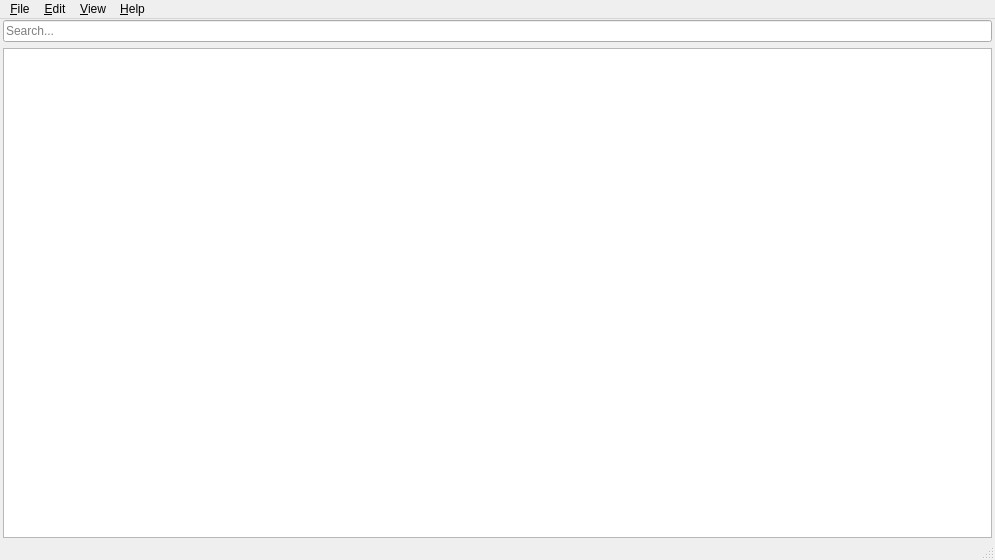
This is src/gui/mainwindow.ui in august-alt/policy-preferences-editor-prototype as Qt 5 draws it before an edit. The edited form follows.
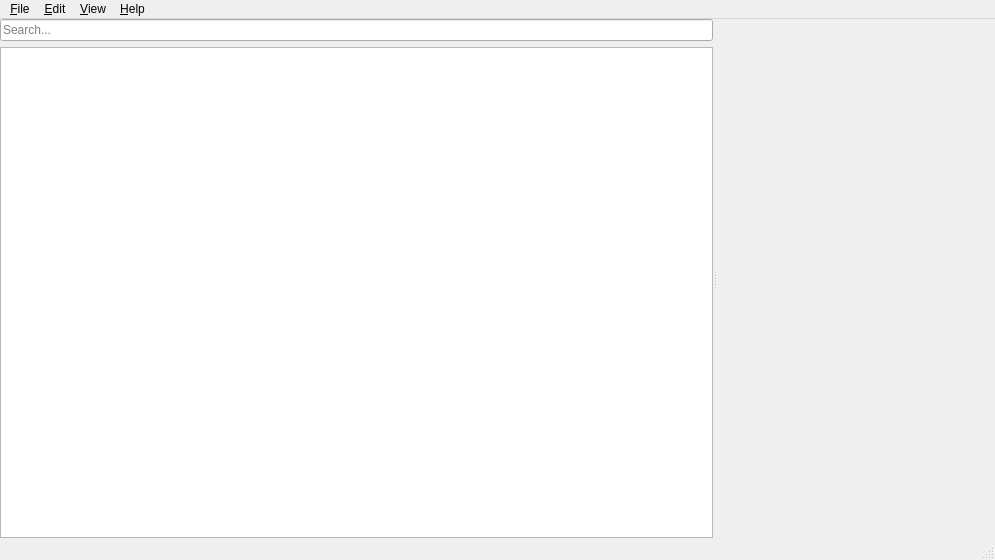
This is the edited form. Icons and pictures are not drawn.

Commit message: feat: add content widget

```diff
--- a/src/gui/mainwindow.ui
+++ b/src/gui/mainwindow.ui
@@ -16,13 +16,13 @@
   <widget class="QWidget" name="centralwidget">
    <layout class="QVBoxLayout" name="verticalLayout_2">
     <property name="leftMargin">
-     <number>3</number>
+     <number>0</number>
     </property>
     <property name="topMargin">
-     <number>1</number>
+     <number>0</number>
     </property>
     <property name="rightMargin">
-     <number>3</number>
+     <number>0</number>
     </property>
     <property name="bottomMargin">
      <number>0</number>
@@ -65,7 +65,7 @@
         <item>
          <widget class="QTreeView" name="treeView">
           <property name="sizePolicy">
-           <sizepolicy hsizetype="MinimumExpanding" vsizetype="Expanding">
+           <sizepolicy hsizetype="Preferred" vsizetype="Expanding">
             <horstretch>1</horstretch>
             <verstretch>0</verstretch>
            </sizepolicy>
@@ -83,6 +83,7 @@
         </item>
        </layout>
       </widget>
+      <widget class="QWidget" name="contentWidget" native="true"/>
      </widget>
     </item>
    </layout>
```
The commit also changes 1 other file.
